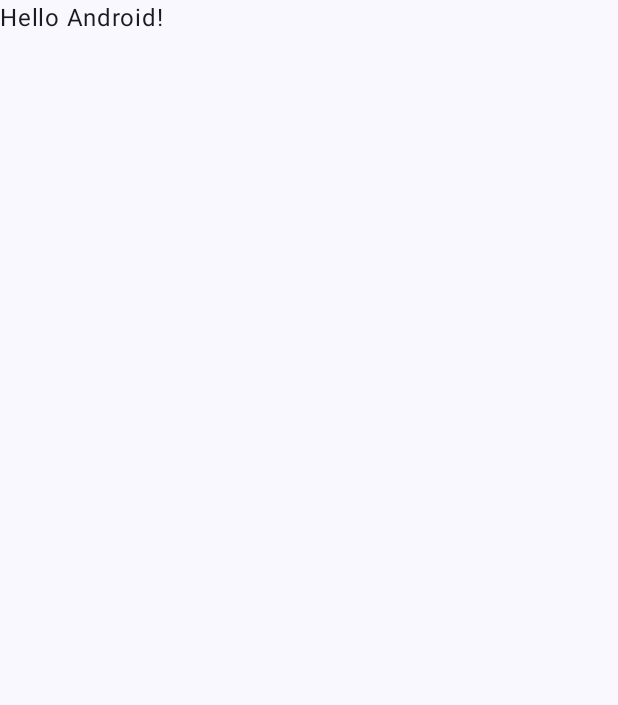
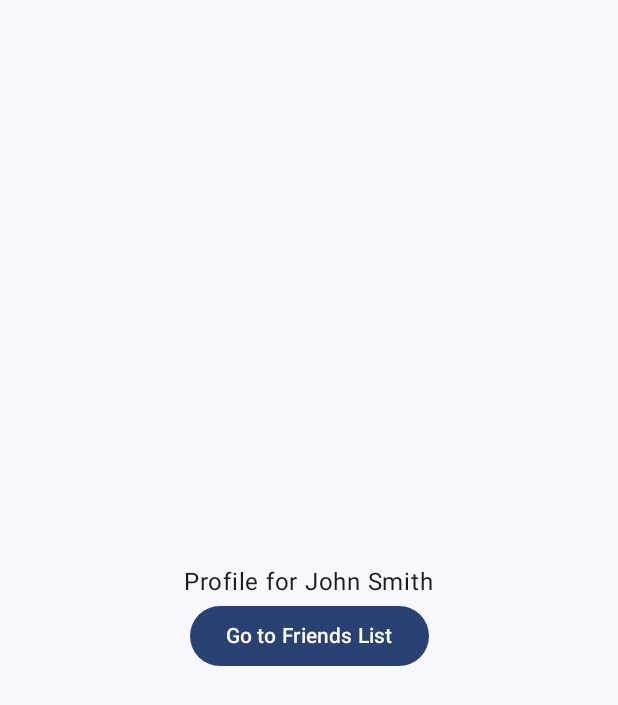
Before and after one commit to hyosikchoi/composenaviEx, an Android app built with Jetpack Compose: the screen it shows after launch (MainActivity), on a phone screen of 412 x 824 dp. Before the commit the part shown is almost empty. Shown: the top 705 px of the screen. Run offline under Robolectric (Android 15) with nearby library versions, the phone set to English and light mode, and no system bars.

Commit message:
Add - Navcontroller and navigate serializable object

```diff
--- a/app/src/main/java/com/hyosik/composenavigation/MainActivity.kt
+++ b/app/src/main/java/com/hyosik/composenavigation/MainActivity.kt
@@ -4,14 +4,29 @@ import android.os.Bundle
 import androidx.activity.ComponentActivity
 import androidx.activity.compose.setContent
 import androidx.activity.enableEdgeToEdge
+import androidx.compose.foundation.layout.Arrangement
+import androidx.compose.foundation.layout.Column
 import androidx.compose.foundation.layout.fillMaxSize
 import androidx.compose.foundation.layout.padding
+import androidx.compose.material3.Button
 import androidx.compose.material3.Scaffold
 import androidx.compose.material3.Text
 import androidx.compose.runtime.Composable
+import androidx.compose.ui.Alignment
 import androidx.compose.ui.Modifier
 import androidx.compose.ui.tooling.preview.Preview
+import androidx.navigation.compose.NavHost
+import androidx.navigation.compose.composable
+import androidx.navigation.compose.rememberNavController
+import androidx.navigation.toRoute
 import com.hyosik.composenavigation.ui.theme.ComposeNavigationTheme
+import kotlinx.serialization.Serializable
+
+@Serializable
+data class Profile(val name: String)
+
+@Serializable
+object FriendsList
 
 class MainActivity : ComponentActivity() {
     override fun onCreate(savedInstanceState: Bundle?) {
@@ -20,28 +35,90 @@ class MainActivity : ComponentActivity() {
         setContent {
             ComposeNavigationTheme {
                 Scaffold(modifier = Modifier.fillMaxSize()) { innerPadding ->
-                    Greeting(
-                        name = "Android",
-                        modifier = Modifier.padding(innerPadding)
-                    )
+                    Column(
+                        modifier = Modifier
+                            .fillMaxSize()
+                            .padding(innerPadding)
+                    ) {
+                        MyApp()
+                    }
+
                 }
             }
         }
     }
 }
 
+// Define the MyApp composable, including the `NavController` and `NavHost`.
 @Composable
-fun Greeting(name: String, modifier: Modifier = Modifier) {
-    Text(
-        text = "Hello $name!",
-        modifier = modifier
-    )
+fun MyApp() {
+    val navController = rememberNavController()
+    NavHost(navController, startDestination = Profile(name = "John Smith")) {
+        composable<Profile> { backStackEntry ->
+            val profile: Profile = backStackEntry.toRoute()
+            ProfileScreen(
+                profile = profile,
+                onNavigateToFriendsList = {
+                    navController.navigate(route = FriendsList)
+                }
+            )
+        }
+        composable<FriendsList> {
+            FriendsListScreen(
+                onNavigateToProfile = {
+                    navController.navigate(
+                        route = Profile(name = "Aisha Devi")
+                    )
+                }
+            )
+        }
+    }
 }
+
+@Composable
+fun ProfileScreen(
+    profile: Profile,
+    onNavigateToFriendsList: () -> Unit,
+) {
+    Column(
+        modifier = Modifier.fillMaxSize(),
+        horizontalAlignment = Alignment.CenterHorizontally,
+        verticalArrangement = Arrangement.Center
+    ) {
+        Text("Profile for ${profile.name}")
+        Button(onClick = { onNavigateToFriendsList() }) {
+            Text("Go to Friends List")
+        }
+
+    }
+}
+
+// Define the FriendsListScreen composable.
+@Composable
+fun FriendsListScreen(onNavigateToProfile: () -> Unit) {
+    Column(
+        modifier = Modifier.fillMaxSize(),
+        horizontalAlignment = Alignment.CenterHorizontally,
+        verticalArrangement = Arrangement.Center
+    ) {
+        Text("Friends List")
+        Button(onClick = { onNavigateToProfile() }) {
+            Text("Go to Profile")
+        }
+    }
+
+}
+
 
 @Preview(showBackground = true)
 @Composable
-fun GreetingPreview() {
+fun NavigationPreview() {
     ComposeNavigationTheme {
-        Greeting("Android")
+        Column(
+            modifier = Modifier
+                .fillMaxSize()
+        ) {
+            MyApp()
+        }
     }
 }
--- a/gradle/libs.versions.toml
+++ b/gradle/libs.versions.toml
@@ -8,6 +8,8 @@ espressoCore = "3.6.1"
 lifecycleRuntimeKtx = "2.8.7"
 activityCompose = "1.10.1"
 composeBom = "2024.04.01"
+navigation = "2.8.8"
+serialization = "1.6.0"
 
 [libraries]
 androidx-core-ktx = { group = "androidx.core", name = "core-ktx", version.ref = "coreKtx" }
@@ -24,8 +26,11 @@ androidx-ui-tooling-preview = { group = "androidx.compose.ui", name = "ui-toolin
 androidx-ui-test-manifest = { group = "androidx.compose.ui", name = "ui-test-manifest" }
 androidx-ui-test-junit4 = { group = "androidx.compose.ui", name = "ui-test-junit4" }
 androidx-material3 = { group = "androidx.compose.material3", name = "material3" }
+androidx-navigation-compose = { group = "androidx.navigation", name = "navigation-compose", version.ref = "navigation" }
+kotlinx-serialization-json = { module = "org.jetbrains.kotlinx:kotlinx-serialization-json", version.ref = "serialization" }
 
 [plugins]
 android-application = { id = "com.android.application", version.ref = "agp" }
 kotlin-android = { id = "org.jetbrains.kotlin.android", version.ref = "kotlin" }
 kotlin-compose = { id = "org.jetbrains.kotlin.plugin.compose", version.ref = "kotlin" }
+kotlin-serialization = { id = "org.jetbrains.kotlin.plugin.serialization", version.ref = "kotlin" }
```
Also changed, not shown: app/build.gradle.kts (+10 -3 lines).
